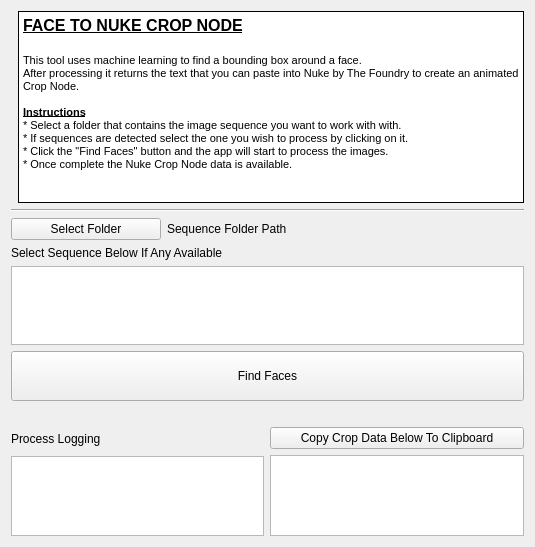
First picture: the form in ui/detect_face_gui.ui, repository tw1sted1981/advanced_python_project, before the edit.
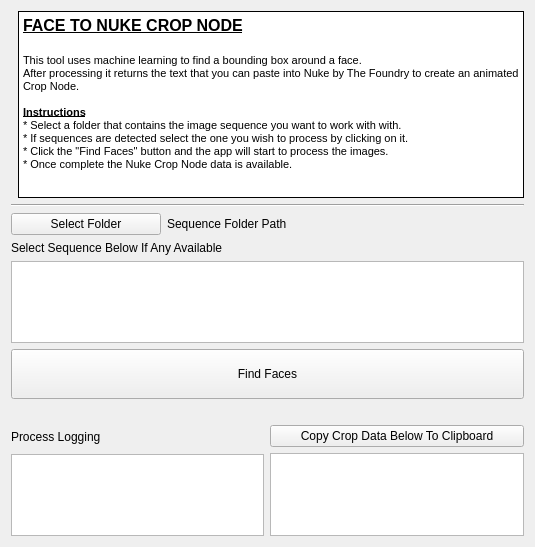
Second picture: the form after the edit. Icons and pictures are not drawn.

Commit message: app ready for submission

```diff
--- a/ui/detect_face_gui.ui
+++ b/ui/detect_face_gui.ui
@@ -37,17 +37,26 @@
      <property name="spacing">
       <number>0</number>
      </property>
+     <property name="sizeConstraint">
+      <enum>QLayout::SetMinimumSize</enum>
+     </property>
      <property name="topMargin">
       <number>0</number>
      </property>
      <item>
       <widget class="QLabel" name="lbl_face">
        <property name="sizePolicy">
-        <sizepolicy hsizetype="Preferred" vsizetype="MinimumExpanding">
+        <sizepolicy hsizetype="Preferred" vsizetype="Minimum">
          <horstretch>0</horstretch>
          <verstretch>0</verstretch>
         </sizepolicy>
        </property>
+       <property name="maximumSize">
+        <size>
+         <width>16777215</width>
+         <height>187</height>
+        </size>
+       </property>
        <property name="text">
         <string/>
        </property>
@@ -76,6 +85,12 @@
          <height>0</height>
         </size>
        </property>
+       <property name="maximumSize">
+        <size>
+         <width>16777215</width>
+         <height>187</height>
+        </size>
+       </property>
        <property name="mouseTracking">
         <bool>false</bool>
        </property>
```
The commit also changes 1 other file.
